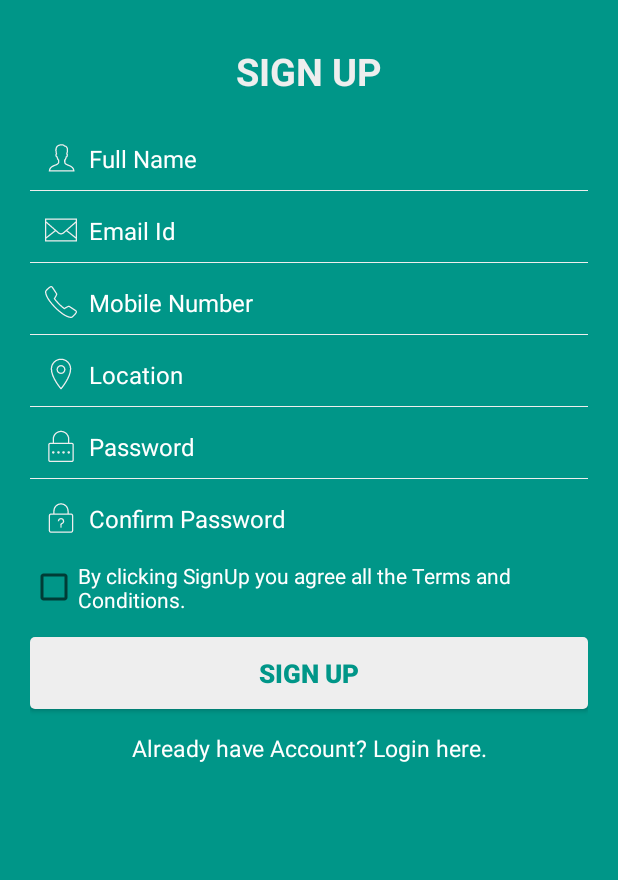
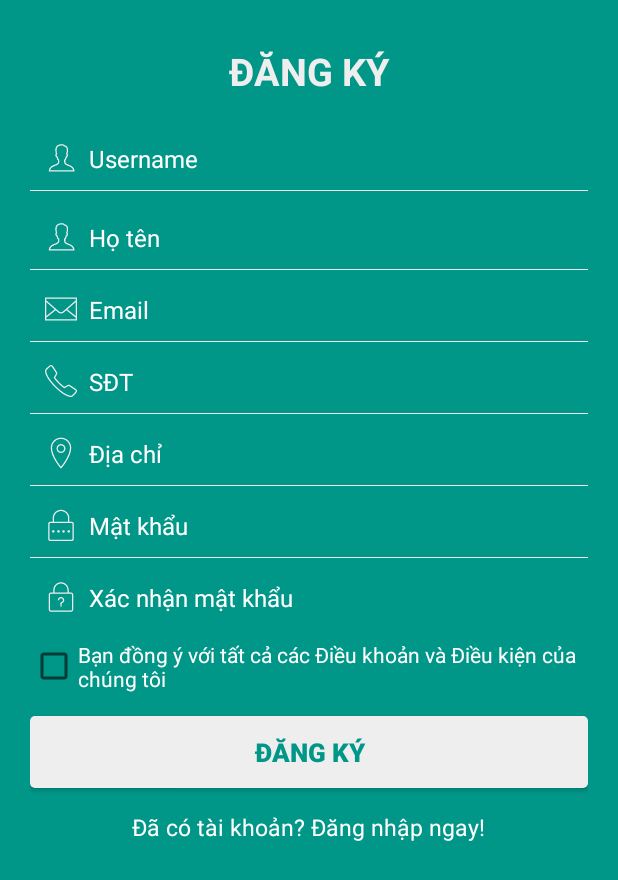
Before and after one commit to tdinhv/dinh, an Android app: the fragment SignUp_Fragment placed in its activity, on a phone screen of 412 x 824 dp. Shown: the top 880 px of the screen. Run offline under Robolectric (Android 15) with nearby library versions, the phone set to English and light mode, and no system bars.

Commit message:
Vy commit lan dau tien

```diff
--- a/app/build.gradle
+++ b/app/build.gradle
@@ -17,6 +17,7 @@ android {
             proguardFiles getDefaultProguardFile('proguard-android.txt'), 'proguard-rules.pro'
         }
     }
+    useLibrary 'org.apache.http.legacy'
 }
 
 dependencies {
--- a/app/src/main/AndroidManifest.xml
+++ b/app/src/main/AndroidManifest.xml
@@ -3,6 +3,8 @@
     package="com.luuva.orderfood">
 
     <!-- To auto-complete the email text field in the login form with the user's emails -->
+    <uses-permission android:name="android.permission.INTERNET" />
+    <uses-permission android:name="android.permission.ACCESS_NETWORK_STATE"></uses-permission>
     <uses-permission android:name="android.permission.GET_ACCOUNTS" />
     <uses-permission android:name="android.permission.READ_PROFILE" />
     <uses-permission android:name="android.permission.READ_CONTACTS" />
--- a/app/src/main/res/layout/login_layout.xml
+++ b/app/src/main/res/layout/login_layout.xml
@@ -15,7 +15,7 @@
             android:layout_height="wrap_content"
             android:gravity="center"
             android:padding="10dp"
-            android:text="@string/login"
+            android:text="@string/orderfood"
             android:textColor="@color/white_greyish"
             android:textSize="25sp"
             android:textStyle="bold" />
--- a/app/src/main/res/layout/signup_layout.xml
+++ b/app/src/main/res/layout/signup_layout.xml
@@ -14,7 +14,27 @@
         android:textColor="@color/white_greyish"
         android:textSize="25sp"
         android:textStyle="bold" />
+    <EditText
+        android:id="@+id/userName"
+        android:layout_width="fill_parent"
+        android:layout_height="wrap_content"
+        android:layout_marginTop="10dp"
+        android:background="@android:color/transparent"
+        android:drawableLeft="@drawable/user"
+        android:drawablePadding="8dp"
+        android:gravity="center_vertical"
+        android:hint="@string/username"
+        android:inputType="textCapWords"
+        android:padding="10dp"
+        android:singleLine="true"
+        android:textColor="@color/white"
+        android:textColorHint="@color/white"
+        android:textSize="16sp" />
 
+    <View
+        android:layout_width="fill_parent"
+        android:layout_height="1px"
+        android:background="@color/white_greyish" />
     <EditText
         android:id="@+id/fullName"
         android:layout_width="fill_parent"
@@ -90,7 +110,7 @@
         android:drawableLeft="@drawable/location"
         android:drawablePadding="8dp"
         android:gravity="center_vertical"
-        android:hint="@string/location"
+        android:hint="@string/address"
         android:inputType="textCapWords"
         android:padding="10dp"
         android:singleLine="true"
--- a/app/src/main/res/values/strings.xml
+++ b/app/src/main/res/values/strings.xml
@@ -24,21 +24,23 @@
 
     <!-- Strings related to login -->
     <string name="action_settings">Settings</string>
-    <string name="email">Email Id</string>
-    <string name="passowrd">Password</string>
-    <string name="login">LOGIN</string>
-    <string name="show_pwd">Show Password</string>
-    <string name="hide_pwd">Hide Password</string>
-    <string name="forgot">Forgot password?</string>
+    <string name="orderfood">ORDER FOOD</string>
+    <string name="username">Username</string>
+    <string name="email">Email</string>
+    <string name="passowrd">Mật khẩu</string>
+    <string name="login">ĐĂNG NHẬP</string>
+    <string name="show_pwd">Hiện Mật khẩu</string>
+    <string name="hide_pwd">Ẩn mật khẩu</string>
+    <string name="forgot">Quên mật khẩu?</string>
     <string name="closebutton">Close Button for Activity</string>
-    <string name="newUser">Not a Member yet? Sign Up here.</string>
-    <string name="fullName">Full Name</string>
-    <string name="mobileNumber">Mobile Number</string>
-    <string name="location">Location</string>
-    <string name="confirmPassword">Confirm Password</string>
-    <string name="terms_conditions">By clicking SignUp you agree all the Terms and Conditions.</string>
-    <string name="signUp">SIGN UP</string>
-    <string name="already_user">Already have Account? Login here.</string>
+    <string name="newUser">Bạn chưa có tài khoản? Đăng ký ngay nào!</string>
+    <string name="fullName">Họ tên</string>
+    <string name="mobileNumber">SĐT</string>
+    <string name="address">Địa chỉ</string>
+    <string name="confirmPassword">Xác nhận mật khẩu</string>
+    <string name="terms_conditions">Bạn đồng ý với tất cả các Điều khoản và Điều kiện của chúng tôi</string>
+    <string name="signUp">ĐĂNG KÝ</string>
+    <string name="already_user">Đã có tài khoản? Đăng nhập ngay!</string>
     <string name="registered_emailid">Please enter your Registered Email Id below:</string>
     <string name="submit">SUBMIT</string>
     <string name="back">BACK</string>
```
Also changed, not shown: app/src/main/java/com/luuva/background/BackgroundWorker.java (added, +143 -0 lines), app/src/main/java/com/luuva/orderfood/Login_Fragment.java (+16 -12 lines), app/src/main/java/com/luuva/orderfood/SignUp_Fragment.java (+17 -11 lines), app/src/main/java/com/luuva/util/CheckConnectNetwork.java (added, +38 -0 lines), app/src/main/java/com/luuva/util/ConnectivityReceiver.java (added, +46 -0 lines).
